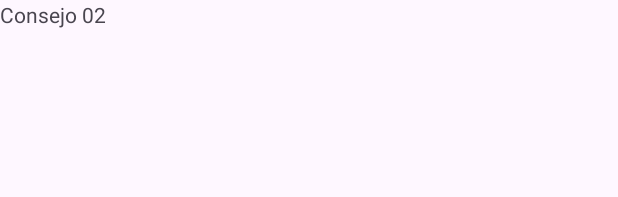
After one commit to J-2001/Trabajo-Terminal-I, an Android app: the layout fragment_consejo02.xml on its own in the app's theme, with its tools: preview values and no code run, on a phone screen of 412 x 824 dp. The commit adds this screen. Shown: the top 197 px of the screen. Run offline under Robolectric (Android 15) with nearby library versions, the phone set to English and light mode, and no system bars.

Commit message:
Implementación del Caso de Uso 7

```diff
--- /dev/null
+++ b/app/src/main/res/layout/fragment_consejo02.xml
@@ -0,0 +1,14 @@
+<?xml version="1.0" encoding="utf-8"?>
+<FrameLayout xmlns:android="http://schemas.android.com/apk/res/android"
+    xmlns:tools="http://schemas.android.com/tools"
+    android:layout_width="match_parent"
+    android:layout_height="match_parent"
+    tools:context=".Consejo02Fragment">
+
+    <!-- TODO: Update blank fragment layout -->
+    <TextView
+        android:layout_width="match_parent"
+        android:layout_height="match_parent"
+        android:text="@string/frag_02_tv" />
+
+</FrameLayout>
--- a/app/src/main/res/values/strings.xml
+++ b/app/src/main/res/values/strings.xml
@@ -27,7 +27,8 @@
     <string name="fourth_btn_01_1">Ver Huella por Escaneo</string>
     <string name="fifth_tv_01">Prácticas Sostenibles</string>
     <string name="fifth_btn">Ver Consejo #%d</string>
+    <string name="frag_01_tv">Consejo 01</string>
+    <string name="frag_02_tv">Consejo 02</string>
     <!-- TODO: Remove or change this placeholder text -->
     <string name="hello_blank_fragment">Hello blank fragment</string>
-    <string name="frag_01_tv">Consejo 01</string>
 </resources>
```
Also changed, not shown: app/src/main/java/com/example/prototipo2/Consejo02Fragment.java (added, +64 -0 lines), app/src/main/java/com/example/prototipo2/FifthActivity.java (+62 -18 lines).
